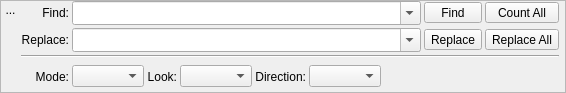
Old version of the form src/Sigil/Form_Files/FindReplace.ui in the repository Sigil-Ebook/Sigil.
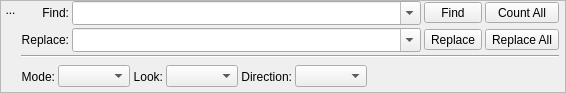
New version of the form. Icons and pictures are not drawn.

Commit message: Use F&R capabilites.

Patch:
```diff
--- a/src/Sigil/Form_Files/FindReplace.ui
+++ b/src/Sigil/Form_Files/FindReplace.ui
@@ -230,7 +230,9 @@
           </property>
          </widget>
         </item>
-        <item row="3" column="0">
+        <item row="3" column="0" colspan="5">
+         <layout class="QHBoxLayout" name="modeLayout" stretch="0,0,0,0,0,0,0,0">
+          <item>
          <widget class="QLabel" name="model">
           <property name="text">
            <string>Mode:</string>
@@ -240,8 +242,6 @@
           </property>
          </widget>
         </item>
-        <item row="3" column="1" colspan="4">
-         <layout class="QHBoxLayout" name="horizontalLayout" stretch="0,0,0,0,0,0,0">
           <item>
            <widget class="QComboBox" name="cbSearchMode"/>
           </item>
```
Lines whose indentation alone changed are shown as unchanged. The commit also changes 2 other files.
